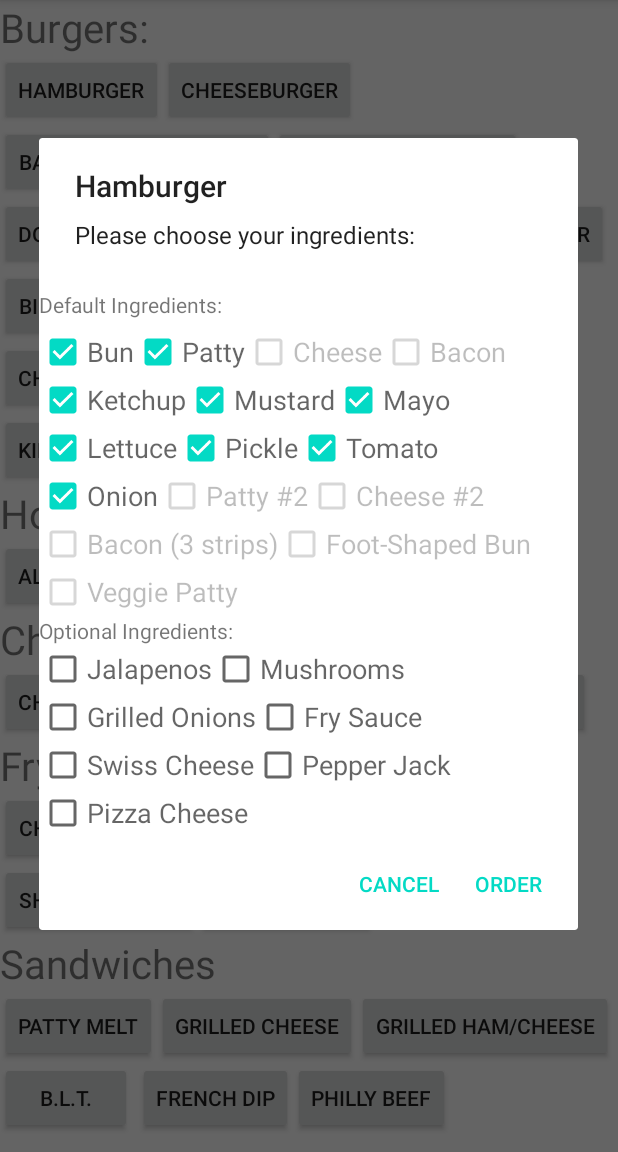
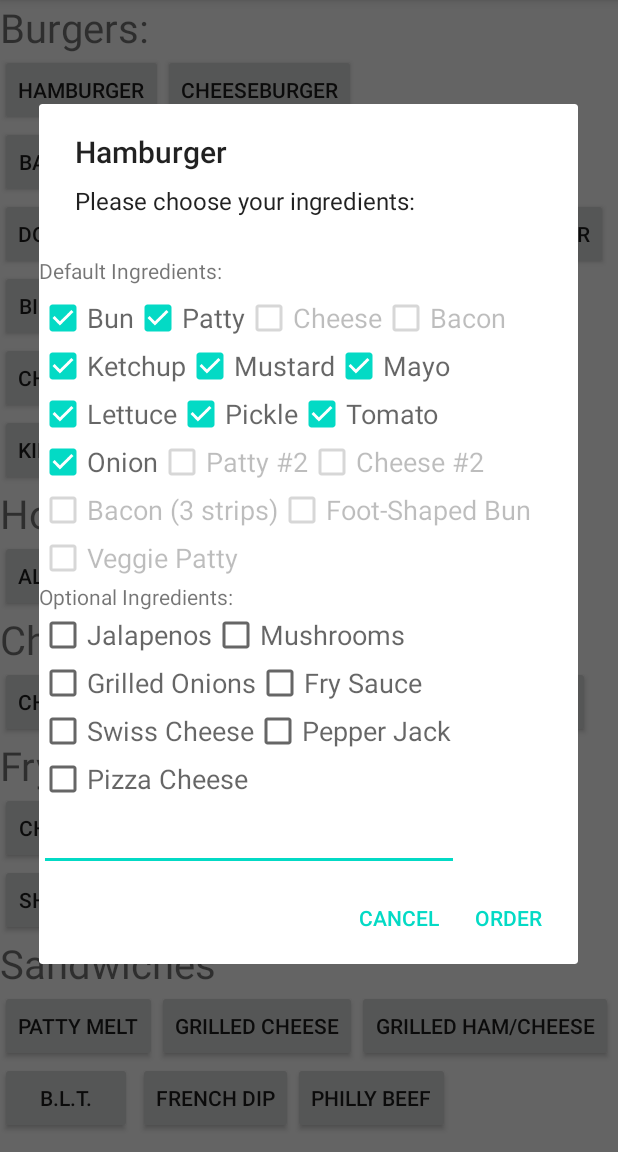
Before and after one commit to Early-Bird-Two-Touch-Point-of-Sale/SylvanCombinedUI, an Android app: the MenuActivity screen opened directly, with no data from a screen before it, after a tap on "HAMBURGER", on a phone screen of 412 x 824 dp, the part 84-1236 px from its top. Run offline under Robolectric (Android 15) with nearby library versions, the phone set to English and light mode, and no system bars.

Commit message:
Added burgerEditText.

```diff
--- a/app/src/main/java/com/example/sylvancombinedui/MenuActivity.java
+++ b/app/src/main/java/com/example/sylvancombinedui/MenuActivity.java
@@ -391,14 +391,14 @@ public class MenuActivity extends AppCompatActivity {
         CheckBox relishDogBox = (CheckBox) hotDogCheckBoxView.findViewById(R.id.relishHotDogBox);
         CheckBox onionDogBox = (CheckBox) hotDogCheckBoxView.findViewById(R.id.onionHotDogBox);
 
-       // if (buttonTitle == getResources().getString(R.string.beef_dog_name) ||
-         //       buttonTitle == getResources().getString(R.string.polish_dog_name)){
+       if (buttonTitle == getResources().getString(R.string.beef_dog_name) ||
+               buttonTitle == getResources().getString(R.string.polish_dog_name)){
             mustardDogBox.setChecked(true);
             mayoDogBox.setChecked(true);
             ketchupDogBox.setChecked(true);
             relishDogBox.setChecked(true);
             onionDogBox.setChecked(true);
-        //}
+        }
 
         setDefaultCheckBoxListener(mustardDogBox, "Mustard", holds);
         setDefaultCheckBoxListener(mayoDogBox, "Mayo", holds);
--- a/app/src/main/res/layout/activity_menu.xml
+++ b/app/src/main/res/layout/activity_menu.xml
@@ -236,7 +236,7 @@
                 android:id="@+id/allBeefDogButton"
                 android:layout_width="wrap_content"
                 android:layout_height="wrap_content"
-                android:text="All Beef Dog"
+                android:text="@string/beef_dog_name"
                 app:layout_constraintStart_toStartOf="parent"
                 app:layout_constraintTop_toBottomOf="@+id/hotDogTextView" />
 
@@ -244,7 +244,7 @@
                 android:id="@+id/polishDogButton"
                 android:layout_width="wrap_content"
                 android:layout_height="wrap_content"
-                android:text="Polish Dog"
+                android:text="@string/polish_dog_name"
                 app:layout_constraintStart_toEndOf="@+id/allBeefDogButton"
                 app:layout_constraintTop_toBottomOf="@+id/hotDogTextView" />
 
--- a/app/src/main/res/layout/burger_checkbox.xml
+++ b/app/src/main/res/layout/burger_checkbox.xml
@@ -320,5 +320,15 @@
         android:layout_alignParentLeft="true"
         android:text="Pizza Cheese" />
 
+    <EditText
+        android:id="@+id/burgerEditText"
+        android:layout_width="280dp"
+        android:layout_height="wrap_content"
+        android:layout_below="@+id/pizzaCheeseCheckbox"
+        android:layout_alignParentStart="true"
+        android:layout_alignParentLeft="true"
+        android:layout_marginStart="0dp"
+        android:layout_marginLeft="0dp"
+        android:layout_marginTop="0dp" />
 
 </RelativeLayout>
```
